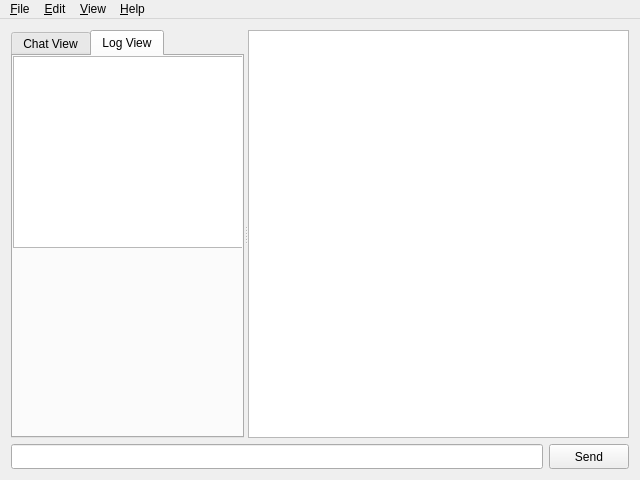
Old version of the form ui/qt/lirch_qt_interface.ui in the repository m42a/Lirch.
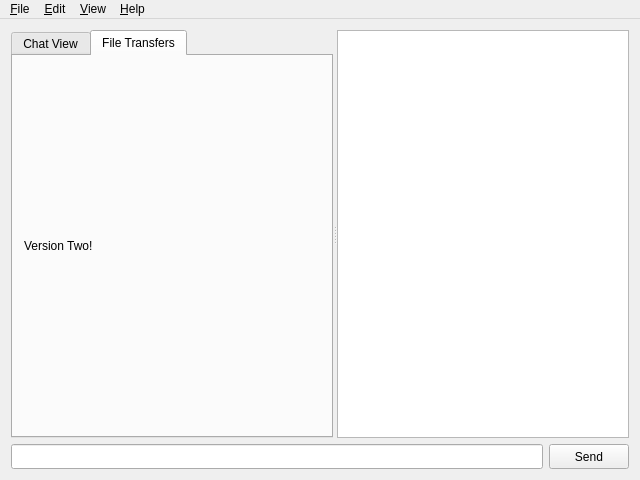
New version of the form. The open tabs and pages were chosen to show the change.

Commit message: Made the chat area pretty! =D

What changed in the file:
```diff
--- a/ui/qt/lirch_qt_interface.ui
+++ b/ui/qt/lirch_qt_interface.ui
@@ -48,37 +48,29 @@
           <attribute name="title">
            <string>Chat View</string>
           </attribute>
+          <layout class="QVBoxLayout" name="defaultChannelLayout">
+           <item>
           <widget class="QTextEdit" name="chatViewArea">
-           <property name="geometry">
-            <rect>
-             <x>0</x>
-             <y>0</y>
-             <width>256</width>
-             <height>192</height>
-            </rect>
-           </property>
            <property name="readOnly">
             <bool>true</bool>
            </property>
           </widget>
+           </item>
+          </layout>
          </widget>
-         <widget class="QWidget" name="logChannelTab">
+         <widget class="QWidget" name="fileTransfersTab">
           <attribute name="title">
-           <string>Log View</string>
+           <string>File Transfers</string>
           </attribute>
-          <widget class="QTextEdit" name="chatLogArea">
-           <property name="geometry">
-            <rect>
-             <x>0</x>
-             <y>0</y>
-             <width>256</width>
-             <height>192</height>
-            </rect>
-           </property>
-           <property name="readOnly">
-            <bool>true</bool>
-           </property>
-          </widget>
+          <layout class="QVBoxLayout" name="fileTransfersLayout">
+           <item>
+            <widget class="QLabel" name="fileTransfersLabel">
+             <property name="text">
+              <string>Version Two!</string>
+             </property>
+            </widget>
+           </item>
+          </layout>
          </widget>
         </widget>
         <widget class="QListView" name="chatUserList"/>
```
Lines whose indentation alone changed are shown as unchanged. The commit also changes 1 other file.
